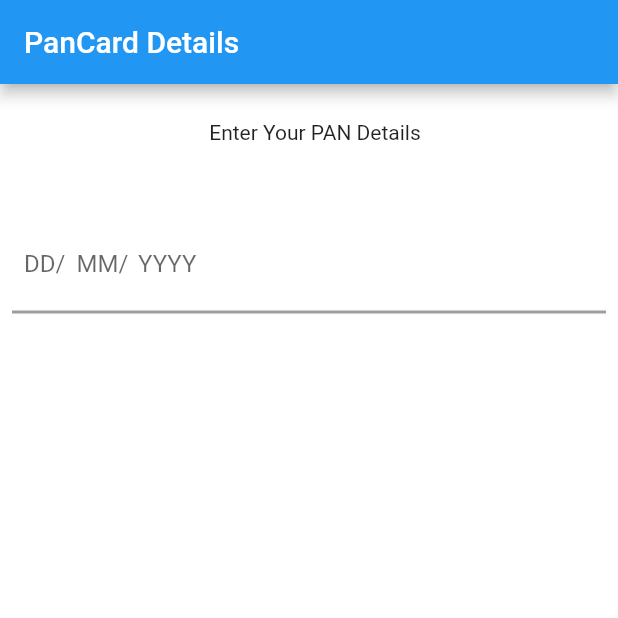
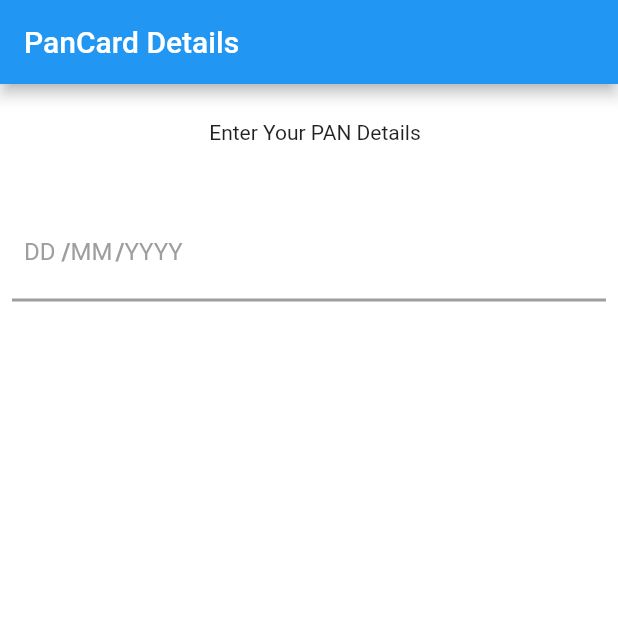
Before and after one commit to SilpaVinod-MSIL/evaluationtask_10360, a Flutter app: the screen it shows after launch, on a phone screen of 412 x 824 dp, the top half of it. Run offline on Flutter 3.47's test engine with Material 2 defaults, Android fonts, the phone set to English and light mode, and no system bars.

Commit message:
code review fixes-Color change for slash

```diff
--- a/lib/constants/constants.dart
+++ b/lib/constants/constants.dart
@@ -3,8 +3,8 @@ class AppConstants {
   static String panDetails = "Enter Your PAN Details";
   static String dateOfBirth = "Date of Birth";
   static String dateOfBirthText = "DD/MM/YYYY";
-  static String dateText = "DD/";
-  static String monthText = "MM/";
+  static String dateText = "DD";
+  static String monthText = "MM";
   static String yearText = "YYYY";
   static String slash = "/";
   static int twoText = 2;
@@ -20,4 +20,11 @@ class AppConstants {
   static int twentyEightText = 28;
   static int minYearText = 1900;
   static int oneText = 1;
+  static double fontSize=16;
+  static double sizeTwentyFive=25;
+  static double sizeThirty=30;
+  static double sizeFortyFive=45;
+  static double sizeTwo=2;
+
+
 }
--- a/lib/screens/pandetails.dart
+++ b/lib/screens/pandetails.dart
@@ -19,6 +19,9 @@ class _PanDetailScreenState extends State<PanDetailScreen> {
   final _monthFocusNodes = FocusNode();
   final _yearFocusNodes = FocusNode();
   final ValueNotifier<Color> colorNotifier = ValueNotifier(Colors.grey);
+  final ValueNotifier<Color> colorSlashDate = ValueNotifier(Colors.grey);
+  final ValueNotifier<Color> colorSlashMonth = ValueNotifier(Colors.grey);
+
 
   @override
   void dispose() {
@@ -53,21 +56,22 @@ class _PanDetailScreenState extends State<PanDetailScreen> {
                         height: 20,
                       ),
                        Padding(
-                        padding: const EdgeInsets.only(top: 20, left: 8),
+                         padding: const EdgeInsets.only(top: 12,left: 8),
                          child: Row(
                             children: [
-                            dateOfBirthTextField(_dayController, _dayFocusNodes,
-                                2, AppConstants.dateText, 35),
-                            dateOfBirthTextField(_monthController,
-                                _monthFocusNodes, 2, AppConstants.monthText, 35),
-                            Padding(
-                                padding: const EdgeInsets.only(left: 6),
-                                child: dateOfBirthTextField(
-                                    _yearController,
-                                    _yearFocusNodes,
-                                    4,
-                                    AppConstants.yearText,
-                                    40)),
+                              dateOfBirthTextField(_dayController, _dayFocusNodes, AppConstants.twoText, AppConstants.dateText, AppConstants.sizeTwentyFive),
+                              ValueListenableBuilder<Color>(
+                                  valueListenable: colorSlashDate,
+                                  builder: (context, color, child) {
+                                    return Text(AppConstants.slash,style:TextStyle(color:color,fontWeight: FontWeight.bold,fontSize: AppConstants.fontSize));
+                                  }),
+                              dateOfBirthTextField(_monthController, _monthFocusNodes, AppConstants.twoText, AppConstants.monthText, AppConstants.sizeThirty),
+                              ValueListenableBuilder<Color>(
+                                  valueListenable: colorSlashMonth,
+                                  builder: (context, color, child) {
+                                    return Text(AppConstants.slash,style:TextStyle(color:color,fontWeight: FontWeight.bold,fontSize: AppConstants.fontSize));
+                                  }),
+                              dateOfBirthTextField(_yearController, _yearFocusNodes, AppConstants.fourText, AppConstants.yearText,  AppConstants.sizeFortyFive),
                             ],
                           ),
                        ),
@@ -77,7 +81,7 @@ class _PanDetailScreenState extends State<PanDetailScreen> {
                             child: ValueListenableBuilder<Color>(
                                 valueListenable: colorNotifier,
                                 builder: (context, color, child) {
-                                  return Divider(thickness: 2, color: color);
+                                  return Divider(thickness: AppConstants.sizeTwo, color: color);
                                 }),
                           ),
                         ],
@@ -103,31 +107,22 @@ class _PanDetailScreenState extends State<PanDetailScreen> {
         ],
         decoration: InputDecoration(
           border: InputBorder.none,
-          hintText: hintText,
+          hintText: hintText,hintStyle:  TextStyle(color: Colors.grey,fontSize: AppConstants.fontSize),
           counterText: "",
         ),
         onChanged: (value) {
           colorNotifier.value = Colors.blue;
+
           if (hintText == AppConstants.dateText) {
-            DateOfBirthFormatter.dateFormatter(_dayController, _monthFocusNodes,
-                hintText, value, colorNotifier);
+            DateOfBirthFormatter.dateFormatter(_dayController, _monthFocusNodes, hintText, value, colorNotifier);
+            (value.length==AppConstants.twoText)?colorSlashDate.value=Colors.black:colorSlashDate.value=Colors.grey;
+
           } else if (hintText == AppConstants.monthText) {
-            DateOfBirthFormatter.monthFormatter(
-                _monthController,
-                _dayController,
-                _yearFocusNodes,
-                _dayFocusNodes,
-                hintText,
-                value,
-                colorNotifier);
+            DateOfBirthFormatter.monthFormatter(_monthController, _dayController, _yearFocusNodes, _dayFocusNodes, hintText, value, colorNotifier);
+            (value.length==AppConstants.twoText)?colorSlashMonth.value=Colors.black:colorSlashMonth.value=Colors.grey;
+
           } else {
-            DateOfBirthFormatter.yearFormatter(
-                _yearController,
-                _monthController,
-                _yearFocusNodes,
-                _monthFocusNodes,
-                value,
-                colorNotifier);
+            DateOfBirthFormatter.yearFormatter(_yearController, _monthController, _yearFocusNodes, _monthFocusNodes, value, colorNotifier);
           }
         },
       ),
```
Also changed, not shown: lib/formatter/date_of_birth_formatter.dart (+24 -46 lines). Lines whose indentation alone changed are shown as unchanged.
